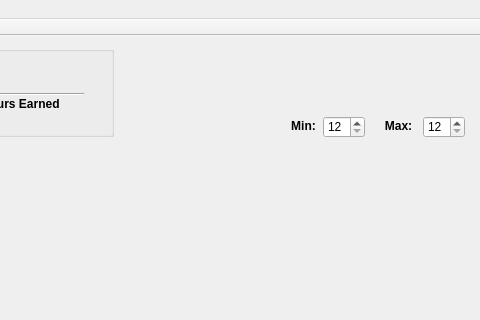
First picture: the form in mainwindow.ui, repository pts211/CS206, before the edit; both pictures show x 297 to 777 and y 0 to 320 of the 777 by 534 pixel window.
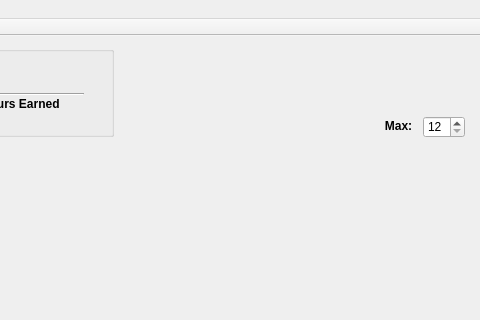
Second picture: the form after the edit.

```diff
--- a/mainwindow.ui
+++ b/mainwindow.ui
@@ -38,28 +38,6 @@
      </property>
     </layout>
    </widget>
-   <widget class="QLabel" name="minLabel">
-    <property name="geometry">
-     <rect>
-      <x>580</x>
-      <y>80</y>
-      <width>41</width>
-      <height>20</height>
-     </rect>
-    </property>
-    <property name="font">
-     <font>
-      <weight>75</weight>
-      <bold>true</bold>
-     </font>
-    </property>
-    <property name="text">
-     <string>Min:</string>
-    </property>
-    <property name="alignment">
-     <set>Qt::AlignCenter</set>
-    </property>
-   </widget>
    <widget class="QLabel" name="maxLabel">
     <property name="geometry">
      <rect>
@@ -82,22 +60,6 @@
      <set>Qt::AlignCenter</set>
     </property>
    </widget>
-   <widget class="QSpinBox" name="minBox">
-    <property name="geometry">
-     <rect>
-      <x>620</x>
-      <y>80</y>
-      <width>42</width>
-      <height>22</height>
-     </rect>
-    </property>
-    <property name="minimum">
-     <number>12</number>
-    </property>
-    <property name="maximum">
-     <number>19</number>
-    </property>
-   </widget>
    <widget class="QSpinBox" name="maxBox">
     <property name="geometry">
      <rect>
```
Left out of the diff: 28 changed lines with no effect on the pictures.
